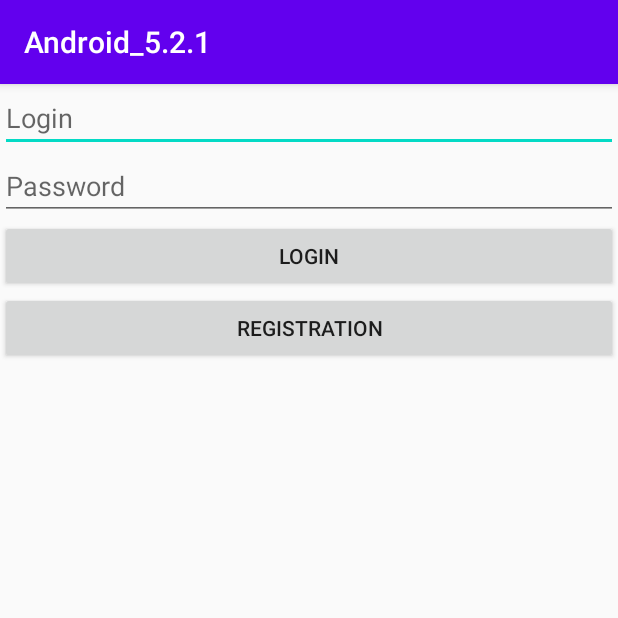
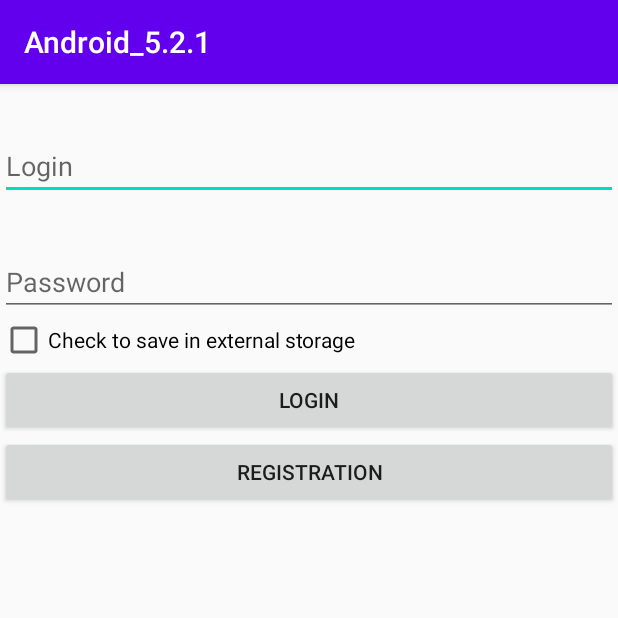
Before and after one commit to VityaJulin/Android_5.2.2, an Android app: the screen it shows after launch (MainActivity), on a phone screen of 412 x 824 dp, the top half of it. Run offline under Robolectric (Android 15) with nearby library versions, the phone set to English and light mode, and no system bars.

Commit message:
add external file

```diff
--- a/app/src/main/res/layout/activity_main.xml
+++ b/app/src/main/res/layout/activity_main.xml
@@ -26,6 +26,16 @@
         app:layout_constraintStart_toStartOf="parent"
         app:layout_constraintTop_toBottomOf="@id/edtxt_login" />
 
+    <CheckBox
+        android:id="@+id/chbox_external_storage"
+        android:layout_width="match_parent"
+        android:layout_height="wrap_content"
+        android:text="@string/check_save_external"
+        app:layout_constraintBottom_toTopOf="@id/btn_login"
+        app:layout_constraintEnd_toEndOf="parent"
+        app:layout_constraintStart_toStartOf="parent"
+        app:layout_constraintTop_toBottomOf="@id/edtxt_password" />
+
     <Button
         android:id="@+id/btn_login"
         android:layout_width="match_parent"
@@ -34,7 +44,7 @@
         app:layout_constraintBottom_toTopOf="@id/btn_registration"
         app:layout_constraintEnd_toEndOf="parent"
         app:layout_constraintStart_toStartOf="parent"
-        app:layout_constraintTop_toBottomOf="@id/edtxt_password" />
+        app:layout_constraintTop_toBottomOf="@id/chbox_external_storage" />
 
     <Button
         android:id="@+id/btn_registration"
--- a/app/src/main/res/values/strings.xml
+++ b/app/src/main/res/values/strings.xml
@@ -9,4 +9,5 @@
     <string name="toast_enter_failed">Access denied failed</string>
     <string name="toast_registration_ok">Registration done</string>
     <string name="toast_not_registered">You not registered</string>
+    <string name="check_save_external">Check to save in external storage</string>
 </resources>
```
Also changed, not shown: app/src/main/java/com/example/android_521/MainActivity.java (+98 -7 lines).
